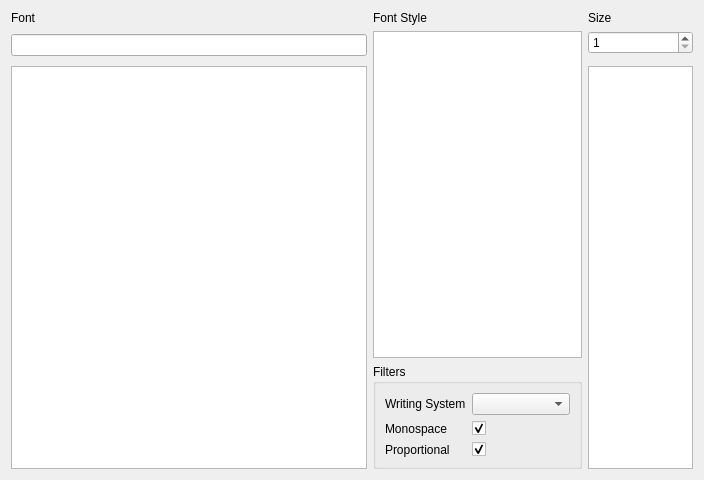
Before: the Qt Designer form src/gui/widgets/font/font_style_widget.ui in mbasaglia/glaxnimate, drawn with Qt 5.
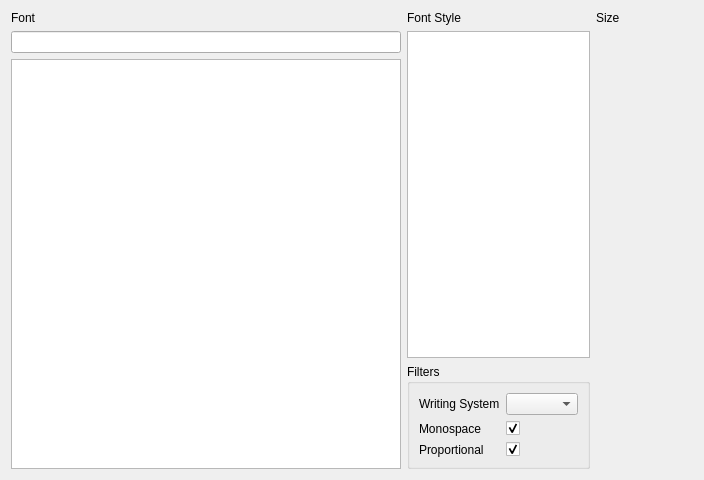
After: the same form once the commit is applied. Custom widgets are drawn as their Qt base class.

The edit to the form file:
```diff
--- a/src/gui/widgets/font/font_style_widget.ui
+++ b/src/gui/widgets/font/font_style_widget.ui
@@ -10,7 +10,14 @@
     <height>480</height>
    </rect>
   </property>
-  <layout class="QGridLayout" name="gridLayout" columnstretch="17,10,5">
+  <layout class="QGridLayout" name="gridLayout" columnstretch="20,5,5">
+   <item row="0" column="0">
+    <widget class="QLabel" name="label">
+     <property name="text">
+      <string>Font</string>
+     </property>
+    </widget>
+   </item>
    <item row="0" column="1">
     <widget class="QLabel" name="label_2">
      <property name="text">
@@ -18,9 +25,6 @@
      </property>
     </widget>
    </item>
-   <item row="3" column="2">
-    <widget class="QListView" name="view_size"/>
-   </item>
    <item row="0" column="2">
     <widget class="QLabel" name="label_3">
      <property name="text">
@@ -28,30 +32,10 @@
      </property>
     </widget>
    </item>
-   <item row="1" column="0" rowspan="2">
+   <item row="1" column="0">
     <widget class="QLineEdit" name="edit_family"/>
    </item>
-   <item row="1" column="2">
-    <widget class="QDoubleSpinBox" name="spin_size">
-     <property name="decimals">
-      <number>0</number>
-     </property>
-     <property name="minimum">
-      <double>1.000000000000000</double>
-     </property>
-     <property name="maximum">
-      <double>1000.000000000000000</double>
-     </property>
-    </widget>
-   </item>
-   <item row="0" column="0">
-    <widget class="QLabel" name="label">
-     <property name="text">
-      <string>Font</string>
-     </property>
-    </widget>
-   </item>
-   <item row="1" column="1" rowspan="3">
+   <item row="1" column="1" rowspan="2">
     <layout class="QVBoxLayout" name="verticalLayout">
      <item>
       <widget class="QListView" name="view_style"/>
@@ -118,7 +102,17 @@
      </item>
     </layout>
    </item>
-   <item row="3" column="0">
+   <item row="1" column="2" rowspan="2">
+    <widget class="glaxnimate::gui::font::FontSizeWidget" name="size_widget" native="true">
+     <property name="sizePolicy">
+      <sizepolicy hsizetype="Expanding" vsizetype="Expanding">
+       <horstretch>0</horstretch>
+       <verstretch>0</verstretch>
+      </sizepolicy>
+     </property>
+    </widget>
+   </item>
+   <item row="2" column="0">
     <widget class="QTableView" name="view_family">
      <property name="selectionMode">
       <enum>QAbstractItemView::SingleSelection</enum>
@@ -139,6 +133,14 @@
    </item>
   </layout>
  </widget>
+ <customwidgets>
+  <customwidget>
+   <class>glaxnimate::gui::font::FontSizeWidget</class>
+   <extends>QWidget</extends>
+   <header>widgets/font/font_size_widget.hpp</header>
+   <container>1</container>
+  </customwidget>
+ </customwidgets>
  <tabstops>
   <tabstop>edit_family</tabstop>
   <tabstop>view_family</tabstop>
```
Left out of the diff: 42 changed lines with no effect on the pictures.
